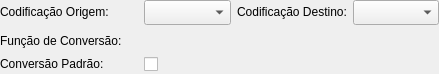
Before: the Qt Designer form pgmodeler_ui/ui/conversaocodificacaowidget.ui in erdincay/pgmodeler-old, drawn with Qt 5.
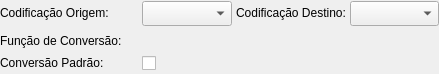
After: the same form once the commit is applied.

```diff
--- a/pgmodeler_ui/ui/conversaocodificacaowidget.ui
+++ b/pgmodeler_ui/ui/conversaocodificacaowidget.ui
@@ -23,6 +23,9 @@
    <property name="margin">
     <number>0</number>
    </property>
+   <property name="spacing">
+    <number>4</number>
+   </property>
    <item row="0" column="0">
     <widget class="QLabel" name="cod_orig_lbl">
      <property name="sizePolicy">
```
